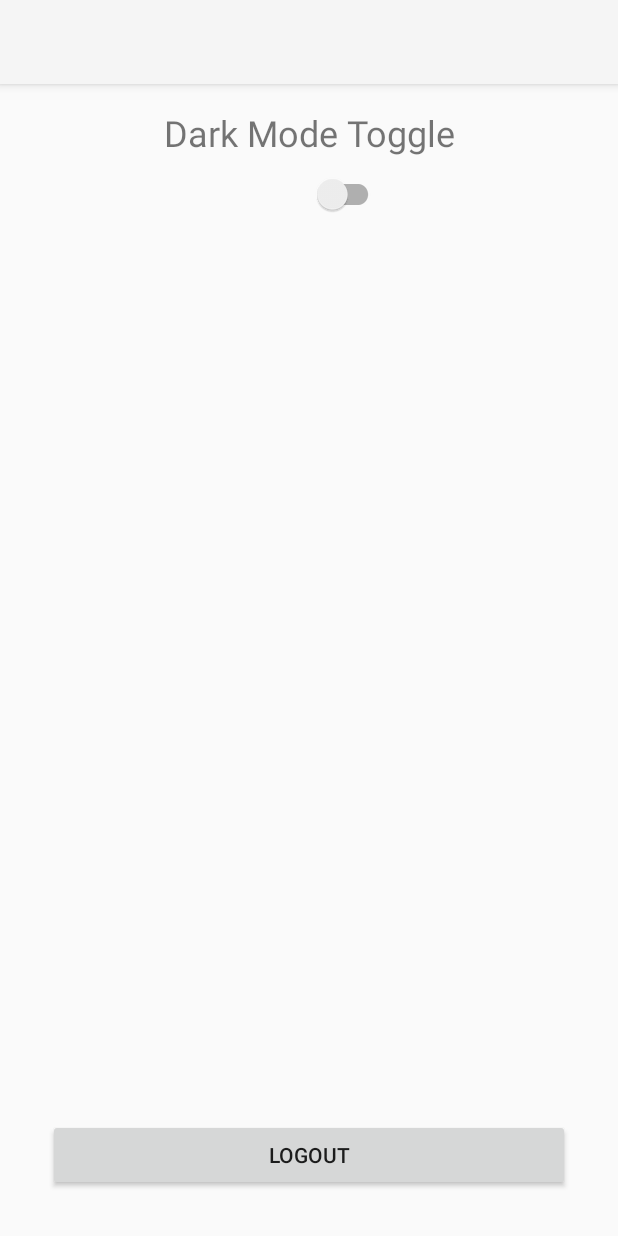
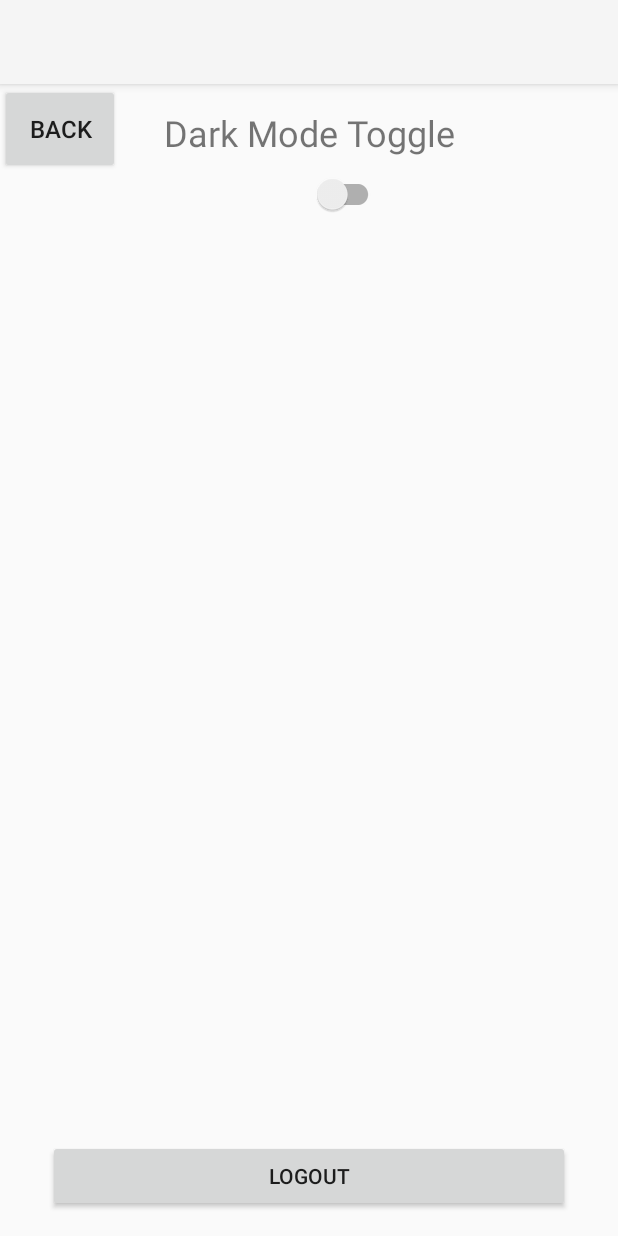
Before and after one commit to HaydenMCD/mobile-app-dev, an Android app: the fragment SettingsFragment shown on its own in the app's theme, on a phone screen of 412 x 824 dp. Run offline under Robolectric (Android 15) with nearby library versions, the phone set to English and light mode, and no system bars; our stand-ins replace Firebase (no records; nobody signed in at launch, a user with empty details on screens opened directly), data binding; 1 statement that could not run was skipped.

Commit message:
Added back button from settings page and added button for navigation to translation page

```diff
--- a/app/src/main/java/op/mobile/app/dev/mcdohr2/travelling/ui/settings/SettingsFragment.kt
+++ b/app/src/main/java/op/mobile/app/dev/mcdohr2/travelling/ui/settings/SettingsFragment.kt
@@ -33,6 +33,13 @@ class SettingsFragment : Fragment() {
         // Instantiating SettingsManager - passing in a context. For Fragments, we use requireContext()...for Activities, we use this
         val settingsManager = SettingsManager(requireContext())
         val btnLogout: Button = view.findViewById(R.id.btn_logout)
+        val btnBackHome: Button = view.findViewById(R.id.btn_back_home)
+
+        btnBackHome.setOnClickListener {
+            val action = SettingsFragmentDirections
+                .actionSettingsFragmentToHomeFragment()
+            view.findNavController().navigate(action)
+        }
 
         btnLogout.setOnClickListener {
             auth.signOut()
--- a/app/src/main/res/layout/fragment_settings.xml
+++ b/app/src/main/res/layout/fragment_settings.xml
@@ -7,6 +7,16 @@
         android:layout_width="match_parent"
         android:layout_height="match_parent"
         tools:ignore="UseSwitchCompatOrMaterialXml">
+
+        <Button
+            android:id="@+id/btn_back_home"
+            android:layout_width="80dp"
+            android:layout_height="60dp"
+            android:textSize="16sp"
+            android:text="Back"
+            app:layout_constraintTop_toTopOf="parent"
+            app:layout_constraintStart_toStartOf="parent"
+            tools:ignore="HardcodedText,MissingConstraints" />
 
         <TextView
             android:id="@+id/tv_toggle_dark_mode"
@@ -36,8 +46,9 @@
             android:layout_width="0dp"
             android:layout_height="wrap_content"
             android:layout_marginStart="32dp"
+            android:layout_marginTop="16dp"
+            android:layout_marginBottom="16dp"
             android:layout_marginEnd="32dp"
-            android:layout_marginBottom="30dp"
             android:text="Logout"
             app:layout_constraintBottom_toBottomOf="parent"
             app:layout_constraintEnd_toEndOf="parent"
```
Also changed, not shown: app/src/main/res/layout/fragment_home.xml (+14 -3 lines).
